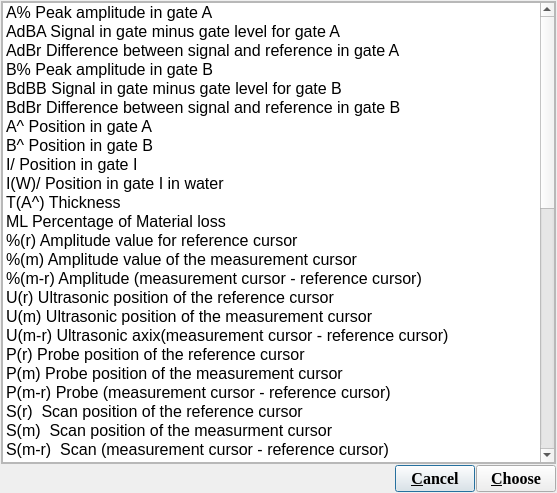
Qt form ui/measure_bar/measure_dialog.ui (15903016222/Voice) before a commit.
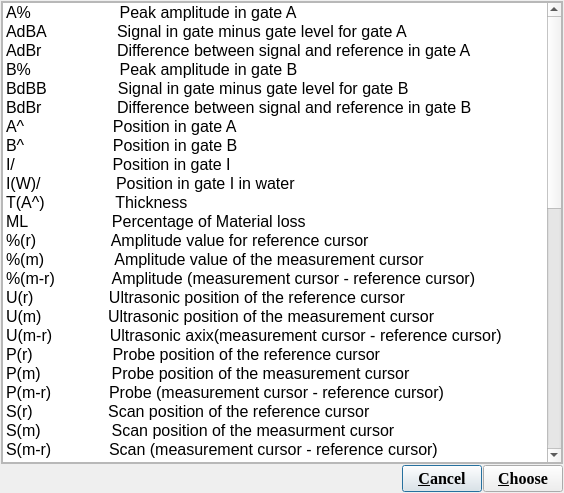
The same form after that commit.

What changed in the file:
```diff
--- a/ui/measure_bar/measure_dialog.ui
+++ b/ui/measure_bar/measure_dialog.ui
@@ -6,7 +6,7 @@
    <rect>
     <x>0</x>
     <y>0</y>
-    <width>557</width>
+    <width>564</width>
     <height>493</height>
    </rect>
   </property>
@@ -39,7 +39,7 @@
        <rect>
         <x>0</x>
         <y>0</y>
-        <width>553</width>
+        <width>560</width>
         <height>459</height>
        </rect>
       </property>
@@ -100,272 +100,272 @@
          </property>
          <item>
           <property name="text">
-           <string>A% Peak amplitude in gate A</string>
+           <string>A%                    Peak amplitude in gate A</string>
           </property>
          </item>
          <item>
           <property name="text">
-           <string>AdBA Signal in gate minus gate level for gate A</string>
+           <string>AdBA                Signal in gate minus gate level for gate A</string>
           </property>
          </item>
          <item>
           <property name="text">
-           <string>AdBr Difference between signal and reference in gate A</string>
+           <string>AdBr                 Difference between signal and reference in gate A</string>
           </property>
          </item>
          <item>
           <property name="text">
-           <string>B% Peak amplitude in gate B</string>
+           <string>B%                    Peak amplitude in gate B</string>
           </property>
          </item>
          <item>
           <property name="text">
-           <string>BdBB Signal in gate minus gate level for gate B</string>
+           <string>BdBB                Signal in gate minus gate level for gate B</string>
           </property>
          </item>
          <item>
           <property name="text">
-           <string>BdBr Difference between signal and reference in gate B</string>
+           <string>BdBr                 Difference between signal and reference in gate B</string>
           </property>
          </item>
          <item>
           <property name="text">
-           <string>A^ Position in gate A</string>
+           <string>A^                    Position in gate A</string>
           </property>
          </item>
          <item>
           <property name="text">
-           <string>B^ Position in gate B</string>
+           <string>B^                    Position in gate B</string>
           </property>
          </item>
          <item>
           <property name="text">
-           <string>I/ Position in gate I</string>
+           <string>I/                      Position in gate I</string>
           </property>
          </item>
          <item>
           <property name="text">
-           <string>I(W)/ Position in gate I in water</string>
+           <string>I(W)/                 Position in gate I in water</string>
           </property>
          </item>
          <item>
           <property name="text">
-           <string>T(A^) Thickness</string>
+           <string>T(A^)                Thickness</string>
           </property>
          </item>
          <item>
           <property name="text">
-           <string>ML Percentage of Material loss</string>
+           <string>ML                   Percentage of Material loss</string>
           </property>
          </item>
          <item>
           <property name="text">
-           <string>%(r) Amplitude value for reference cursor</string>
+           <string>%(r)                 Amplitude value for reference cursor</string>
           </property>
          </item>
          <item>
           <property name="text">
-           <string>%(m) Amplitude value of the measurement cursor</string>
+           <string>%(m)                Amplitude value of the measurement cursor</string>
           </property>
          </item>
          <item>
           <property name="text">
-           <string>%(m-r) Amplitude (measurement cursor - reference cursor)</string>
+           <string>%(m-r)             Amplitude (measurement cursor - reference cursor)</string>
           </property>
          </item>
          <item>
           <property name="text">
-           <string>U(r) Ultrasonic position of the reference cursor</string>
+           <string>U(r)                 Ultrasonic position of the reference cursor</string>
           </property>
          </item>
          <item>
           <property name="text">
-           <string>U(m) Ultrasonic position of the measurement cursor</string>
+           <string>U(m)               Ultrasonic position of the measurement cursor</string>
           </property>
          </item>
          <item>
           <property name="text">
-           <string>U(m-r) Ultrasonic axix(measurement cursor - reference cursor)</string>
+           <string>U(m-r)             Ultrasonic axix(measurement cursor - reference cursor)</string>
           </property>
          </item>
          <item>
           <property name="text">
-           <string>P(r) Probe position of the reference cursor</string>
+           <string>P(r)                  Probe position of the reference cursor</string>
           </property>
          </item>
          <item>
           <property name="text">
-           <string>P(m) Probe position of the measurement cursor</string>
+           <string>P(m)                Probe position of the measurement cursor</string>
           </property>
          </item>
          <item>
           <property name="text">
-           <string>P(m-r) Probe (measurement cursor - reference cursor)</string>
+           <string>P(m-r)             Probe (measurement cursor - reference cursor)</string>
           </property>
          </item>
          <item>
           <property name="text">
-           <string>S(r)  Scan position of the reference cursor</string>
+           <string>S(r)                 Scan position of the reference cursor</string>
           </property>
          </item>
          <item>
           <property name="text">
-           <string>S(m)  Scan position of the measurment cursor</string>
+           <string>S(m)                Scan position of the measurment cursor</string>
           </property>
          </item>
          <item>
           <property name="text">
-           <string>S(m-r)  Scan (measurement cursor - reference cursor)</string>
+           <string>S(m-r)             Scan (measurement cursor - reference cursor)</string>
           </property>
          </item>
          <item>
           <property name="text">
-           <string>I(r) Index position of the reference cursor</string>
+           <string>I(r)                  Index position of the reference cursor</string>
           </property>
          </item>
          <item>
           <property name="text">
-           <string>I(m) Index position of the measurement cursor</string>
+           <string>I(m)                Index position of the measurement cursor</string>
           </property>
          </item>
          <item>
           <property name="text">
-           <string>I(m-r) Index axis(measurement cursor - reference cursor)</string>
+           <string>I(m-r)              Index axis(measurement cursor - reference cursor)</string>
           </property>
          </item>
          <item>
           <property name="text">
-           <string>RA^ Reference point to the indication in gate A</string>
+           <string>RA^                Reference point to the indication in gate A</string>
           </property>
          </item>
          <item>
           <property name="text">
-           <string>RB^ Reference point to the indication in gate B</string>
+           <string>RB^                Reference point to the indication in gate B</string>
           </property>
          </item>
          <item>
           <property name="text">
-           <string>PA^ Probe front face to the indication in gate A</string>
+           <string>PA^                Probe front face to the indication in gate A</string>
           </property>
          </item>
          <item>
           <property name="text">
-           <string>PB^ Probe front face to the indication in gate B</string>
+           <string>PB^                Probe front face to the indication in gate B</string>
           </property>
          </item>
          <item>
           <property name="text">
-           <string>DA^ Depth of the indication in gate A</string>
+           <string>DA^               Depth of the indication in gate A</string>
           </property>
          </item>
          <item>
           <property name="text">
-           <string>DB^ Depth of the indication in gate B</string>
+           <string>DB^               Depth of the indication in gate B</string>
           </property>
          </item>
          <item>
           <property name="text">
-           <string>SA^ Sound path of the indication in gate A</string>
+           <string>SA^               Sound path of the indication in gate A</string>
           </property>
          </item>
          <item>
           <property name="text">
-           <string>SB^ Sound path of the indication in gate B</string>
+           <string>SB^               Sound path of the indication in gate B</string>
           </property>
          </item>
          <item>
           <property name="text">
-           <string>ViA^ Volumetric position in gate A on the index axis</string>
+           <string>ViA^              Volumetric position in gate A on the index axis</string>
           </property>
          </item>
          <item>
           <property name="text">
-           <string>ViB^ Volumetric position in gate B on the index axis</string>
+           <string>ViB^              Volumetric position in gate B on the index axis</string>
           </property>
          </item>
          <item>
           <property name="text">
-           <string>VsA^ Volumetric position in gate A on the scan axis</string>
+           <string>VsA^             Volumetric position in gate A on the scan axis</string>
           </property>
          </item>
          <item>
           <property name="text">
-           <string>VsB^ Volumetric position in gate B on the scan axis</string>
+           <string>VsB^             Volumetric position in gate B on the scan axis</string>
           </property>
          </item>
          <item>
           <property name="text">
-           <string>LA^ Leg(skip)of the indication in gate A</string>
+           <string>LA^               Leg(skip)of the indication in gate A</string>
           </property>
          </item>
          <item>
           <property name="text">
-           <string>LB^ Leg(skip)of the indication in gate B</string>
+           <string>LB^               Leg(skip)of the indication in gate B</string>
           </property>
          </item>
          <item>
           <property name="text">
-           <string>E% Peak amplitude of the envelop in gate A</string>
+           <string>E%                Peak amplitude of the envelop in gate A</string>
           </property>
          </item>
          <item>
           <property name="text">
-           <string>AWS-DA Indication level for AWS-D1.5A</string>
+           <string>AWS-DA        Indication level for AWS-D1.5A</string>
           </property>
          </item>
          <item>
           <property name="text">
-           <string>AWS-DB Zero reference  level for AWS-D1.5B</string>
+           <string>AWS-DB        Zero reference  level for AWS-D1.5B</string>
           </property>
          </item>
          <item>
           <property name="text">
-           <string>AWS-DC Attenuation factor for AWS-D1.5 C</string>
+           <string>AWS-DC        Attenuation factor for AWS-D1.5 C</string>
           </property>
          </item>
          <item>
           <property name="text">
-           <string>AWS-DD Indication rating for AWS-D1.5D</string>
+           <string>AWS-DD        Indication rating for AWS-D1.5D</string>
           </property>
          </item>
          <item>
           <property name="text">
-           <string>AWS-D45 Discontinuity severity class for AWS-D1.5 45</string>
+           <string>AWS-D45       Discontinuity severity class for AWS-D1.5 45</string>
           </property>
          </item>
          <item>
           <property name="text">
-           <string>AWS-D60 Discontinuity severity class for AWS-D1.5 60</string>
+           <string>AWS-D60       Discontinuity severity class for AWS-D1.5 60</string>
           </property>
          </item>
          <item>
           <property name="text">
-           <string>AWS-D70 Discontinuity severity class for AWS-D1.5 70</string>
+           <string>AWS-D70       Discontinuity severity class for AWS-D1.5 70</string>
           </property>
          </item>
          <item>
           <property name="text">
-           <string>AWS-D CL Discontinuity severity class for AWS-D1.5</string>
+           <string>AWS-D          CL Discontinuity severity class for AWS-D1.5</string>
           </property>
          </item>
          <item>
           <property name="text">
-           <string>T-D(r) TOFD Ultrasonic Axis Reference Cursor Depth</string>
+           <string>T-D(r)            TOFD Ultrasonic Axis Reference Cursor Depth</string>
           </property>
          </item>
          <item>
           <property name="text">
-           <string>T-D(m) TOFD Ultrasonic Axis Measure Cursor Depth</string>
+           <string>T-D(m)           TOFD Ultrasonic Axis Measure Cursor Depth</string>
           </property>
          </item>
          <item>
           <property name="text">
-           <string>T-S(m-r) TOFD Scan Axis Cursor Space</string>
+           <string>T-S(m-r)         TOFD Scan Axis Cursor Space</string>
           </property>
          </item>
          <item>
           <property name="text">
-           <string>T-D(m-r) TOFD Ultrasonic Axis Cursor Height</string>
+           <string>T-D(m-r)         TOFD Ultrasonic Axis Cursor Height</string>
           </property>
          </item>
         </widget>
```
